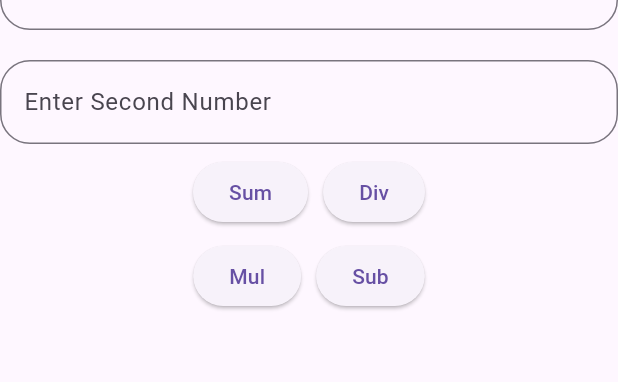
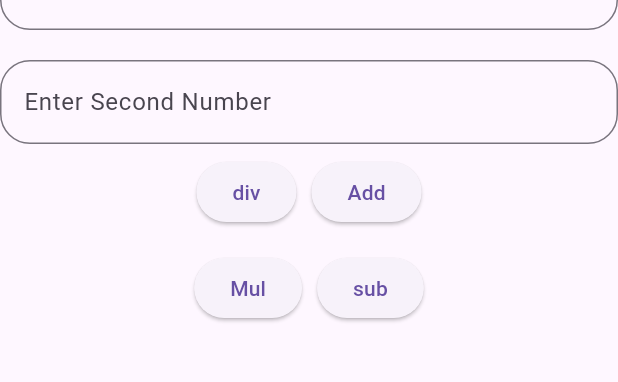
Before and after one commit to smritipandeya/first_app, a Flutter app: the screen it shows after launch, after a tap on "Mul", on a phone screen of 412 x 824 dp, the part 168-550 px from its top. Run offline on Flutter 3.47's test engine with Material 3 defaults, Android fonts, the phone set to English and light mode, and no system bars.

Commit message:
fixed functions

```diff
--- a/lib/main.dart
+++ b/lib/main.dart
@@ -1,5 +1,5 @@
+
 import 'package:flutter/material.dart';
-import 'dart:developer';
 
 void main() {
   runApp(const MyApp());
@@ -27,6 +27,24 @@ class _CalculatorHomePageState extends State<CalculatorHomePage> {
   TextEditingController number1 = TextEditingController();
   TextEditingController number2 = TextEditingController();
   double result = 0;
+  double mathoperation(String operation){
+ double num1 = double.parse(number1.text);
+ double num2 = double.parse(number2.text);
+if (operation == "add") {
+  return num1 + num2;
+} else if (operation == "sub") {
+   return num1 - num2;
+} else if (operation == "mul") {
+  return num1 * num2;
+} else if (operation == "div") {
+  return num1 / num2;
+} else {
+  return 0;
+}
+}
+
+
+
   @override
   Widget build(BuildContext context) {
     return Scaffold(
@@ -64,66 +82,54 @@ class _CalculatorHomePageState extends State<CalculatorHomePage> {
           ),
           Padding(
             padding: const EdgeInsets.all(8.0),
-            child: Column(
+            child: Row(
               mainAxisAlignment: MainAxisAlignment.center,
               children: [
-                Row(
-                  mainAxisAlignment: MainAxisAlignment.center,
-                  children: [
-                    ElevatedButton(
-                        onPressed: () {
-                          int num1 = int.parse(number1.text);
-                          int num2 = int.parse(number2.text);
-                          result = num1.toDouble() + num2.toDouble();
+                ElevatedButton(onPressed: (){
+                      result = mathoperation("div");
+                      setState(() {
 
-                          setState(() {});
-                          log(result.toString());
-                        },
-                        child: const Text("Sum")),
-                    const SizedBox(width: 10),
-                    const SizedBox(height: 10),
-                    ElevatedButton(
-                        onPressed: () {
-                          double num1 = double.parse(number1.text);
-                          double num2 = double.parse(number2.text);
-                          result = num1 / num2;
-                          setState(() {});
-                        },
-                        child: const Text("Div"))
+                      });
+                    }, child:const Text("div")),
+                      const SizedBox(width: 10),
+                    ElevatedButton(onPressed: (){
+                      result = mathoperation("add");
+                       setState(() {
+
+                      });
+                    }, child:const Text("Add")),
+
                   ],
+                ),
                 ),
                 Padding(
                   padding: const EdgeInsets.all(8.0),
                   child: Row(
                     mainAxisAlignment: MainAxisAlignment.center,
                     children: [
-                      ElevatedButton(
-                          onPressed: () {
-                            int num1 = int.parse(number1.text);
-                            int num2 = int.parse(number2.text);
-                            result = num1.toDouble() * num2.toDouble();
+                      ElevatedButton(onPressed: () {
+                    result = mathoperation("mul");
+                     setState(() {
 
-                            setState(() {});
-                          },
-                          child: const Text("Mul")),
+                      });
+                   },    child: const Text("Mul")),
                       const SizedBox(width: 10),
-                      ElevatedButton(
-                          onPressed: () {
-                            int num1 = int.parse(number1.text);
-                            int num2 = int.parse(number2.text);
-                            result = num1.toDouble() - num2.toDouble();
+                      ElevatedButton(onPressed: () {
+                            result = mathoperation("sub");
+                             setState(() {
 
-                            setState(() {});
-                          },
-                          child: const Text("Sub"))
+                      });
+                    }, child:const Text("sub")),
+
                     ],
-                  ),
-                )
+
+
+                    ),
+                  )
+
               ],
             ),
-          )
-        ],
-      ),
-    );
+          );
+
   }
 }
```
